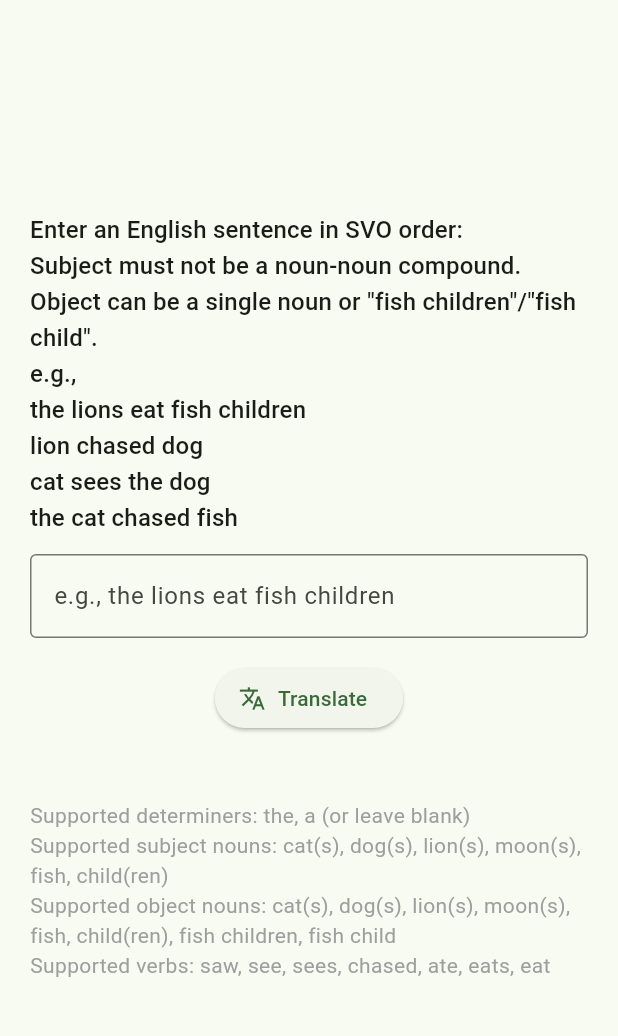
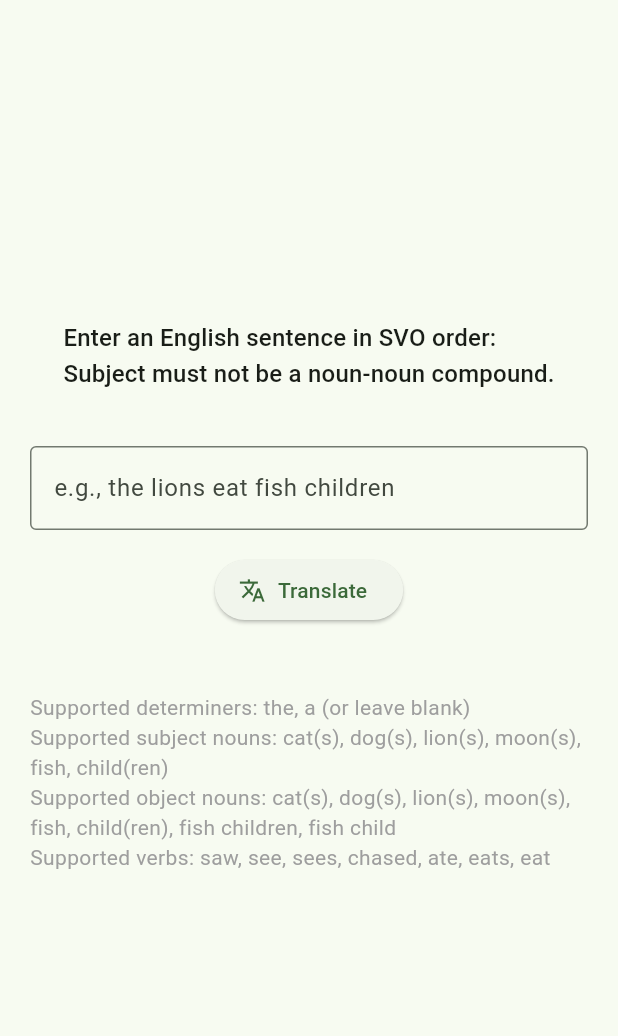
Before and after one commit to presh-devs/translator, a Flutter app: the screen it shows after launch, on a phone screen of 412 x 824 dp, the part 64-1100 px from its top. Run offline on Flutter 3.47's test engine with Material 3 defaults, Android fonts, the light colour scheme and no system bars.

Commit message:
Remove example sentences from translation instructions for clarity

```diff
--- a/lib/main.dart
+++ b/lib/main.dart
@@ -241,13 +241,13 @@ class _TranslatorHomePageState extends State<TranslatorHomePage> {
             children: [
               Text(
                 'Enter an English sentence in SVO order:\n'
-                'Subject must not be a noun-noun compound.\n'
-                'Object can be a single noun or "fish children"/"fish child".\n'
-                'e.g.,\n'
-                'the lions eat fish children\n'
-                'lion chased dog\n'
-                'cat sees the dog\n'
-                'the cat chased fish',
+                'Subject must not be a noun-noun compound.\n',
+                // 'Object can be a single noun or "fish children"/"fish child".\n'
+                // 'e.g.,\n'
+                // 'the lions eat fish children\n'
+                // 'lion chased dog\n'
+                // 'cat sees the dog\n'
+                // 'the cat chased fish',
                 style: Theme.of(context).textTheme.titleMedium,
               ),
               const SizedBox(height: 12),
```
